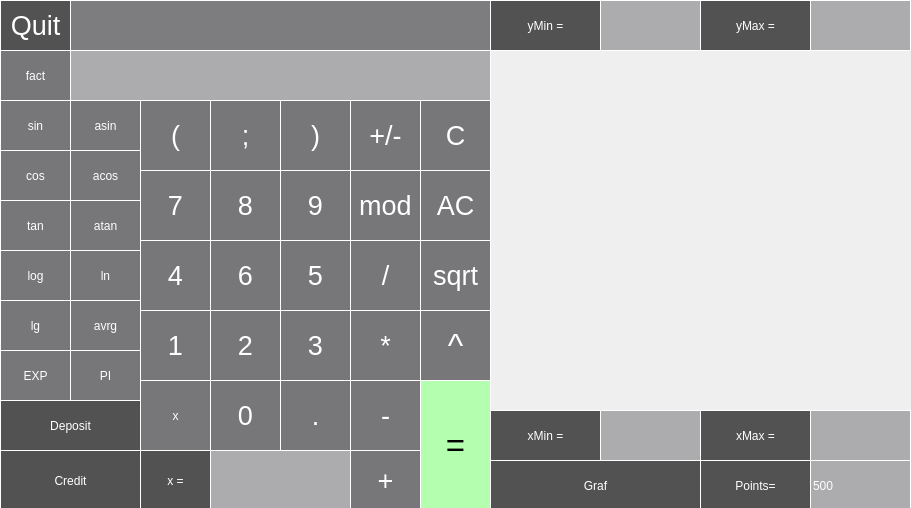
This is src/Calculator/calculator/view/calculator/main.ui in HV220/SmartCalculator as Qt 5 draws it before an edit. The edited form follows.
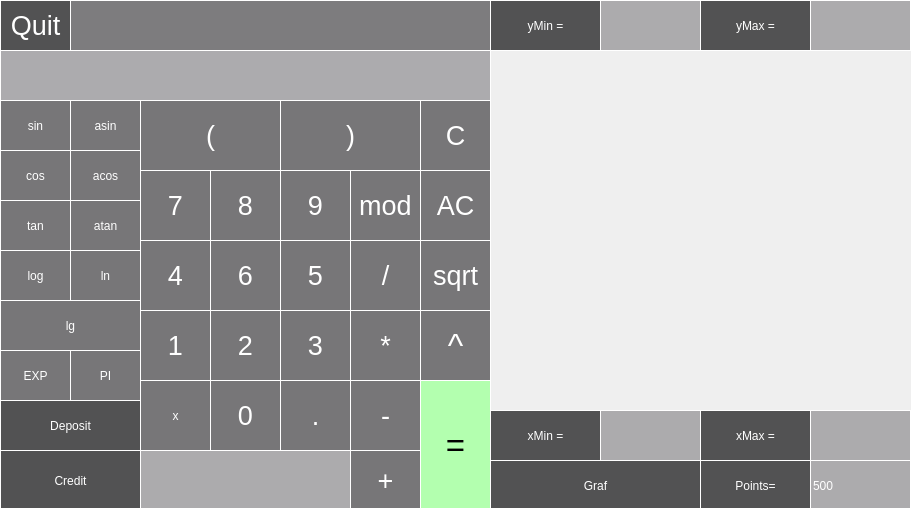
This is the edited form. Custom widgets are drawn as their Qt base class.

Diff of the .ui file:
```diff
--- a/src/Calculator/calculator/view/calculator/main.ui
+++ b/src/Calculator/calculator/view/calculator/main.ui
@@ -201,40 +201,6 @@
      <string>6</string>
     </property>
    </widget>
-   <widget class="QPushButton" name="pushButton_unar">
-    <property name="geometry">
-     <rect>
-      <x>350</x>
-      <y>100</y>
-      <width>71</width>
-      <height>71</height>
-     </rect>
-    </property>
-    <property name="font">
-     <font>
-      <family>.AppleSystemUIFont</family>
-      <pointsize>20</pointsize>
-      <weight>50</weight>
-      <italic>false</italic>
-      <bold>false</bold>
-     </font>
-    </property>
-    <property name="styleSheet">
-     <string notr="true">QPushButton {
-	font:20pt &quot;.AppleSystemUIFont&quot;;
-	color: rgb(255, 255, 255);
-     border: 1px solid white;
-	background-color: rgba(93, 92, 94, 209);
-}
-QPushButton:pressed {
-  background-color: qlineargradient(x1: 0, y1: 0, x2: 0, y2: 1,
-                             stop: 0 #dadbde, stop: 1 #f6f7fa);
-}</string>
-    </property>
-    <property name="text">
-     <string>+/-</string>
-    </property>
-   </widget>
    <widget class="QPushButton" name="pushButton_mult">
     <property name="geometry">
      <rect>
@@ -922,7 +888,7 @@
      <rect>
       <x>140</x>
       <y>100</y>
-      <width>71</width>
+      <width>141</width>
       <height>71</height>
      </rect>
     </property>
@@ -956,7 +922,7 @@
      <rect>
       <x>280</x>
       <y>100</y>
-      <width>71</width>
+      <width>141</width>
       <height>71</height>
      </rect>
     </property>
@@ -1056,9 +1022,9 @@
    <widget class="QLabel" name="result_show">
     <property name="geometry">
      <rect>
-      <x>70</x>
+      <x>0</x>
       <y>50</y>
-      <width>421</width>
+      <width>491</width>
       <height>51</height>
      </rect>
     </property>
@@ -1248,31 +1214,6 @@
      <string>Deposit</string>
     </property>
    </widget>
-   <widget class="QPushButton" name="pushButton_valueX">
-    <property name="geometry">
-     <rect>
-      <x>140</x>
-      <y>450</y>
-      <width>71</width>
-      <height>61</height>
-     </rect>
-    </property>
-    <property name="styleSheet">
-     <string notr="true">QPushButton {
-	font:20pt &quot;.AppleSystemUIFont&quot;;
-	color: rgb(255, 255, 255);
-     border: 1px solid white;
-	background-color: rgb(82, 82, 83);
-}
-QPushButton:pressed {
-  background-color: qlineargradient(x1: 0, y1: 0, x2: 0, y2: 1,
-                             stop: 0 #dadbde, stop: 1 #f6f7fa);
-}</string>
-    </property>
-    <property name="text">
-     <string>x =</string>
-    </property>
-   </widget>
    <widget class="QPushButton" name="pushButton_xStep">
     <property name="geometry">
      <rect>
@@ -1351,9 +1292,9 @@
    <widget class="QLineEdit" name="lineEdit_xValue">
     <property name="geometry">
      <rect>
-      <x>210</x>
+      <x>140</x>
       <y>450</y>
-      <width>141</width>
+      <width>211</width>
       <height>61</height>
      </rect>
     </property>
@@ -1416,7 +1357,7 @@
      <rect>
       <x>0</x>
       <y>300</y>
-      <width>71</width>
+      <width>141</width>
       <height>51</height>
      </rect>
     </property>
@@ -1528,65 +1469,6 @@
 }</string>
     </property>
    </widget>
-   <widget class="QPushButton" name="pushButton_factorial">
-    <property name="geometry">
-     <rect>
-      <x>0</x>
-      <y>50</y>
-      <width>71</width>
-      <height>51</height>
-     </rect>
-    </property>
-    <property name="styleSheet">
-     <string notr="true">QPushButton {
-	font:20pt &quot;.AppleSystemUIFont&quot;;
-	color: rgb(255, 255, 255);
-     border: 1px solid white;
-	background-color: rgba(93, 92, 94, 209);
-}
-QPushButton:pressed {
-  background-color: qlineargradient(x1: 0, y1: 0, x2: 0, y2: 1,
-                             stop: 0 #dadbde, stop: 1 #f6f7fa);
-}</string>
-    </property>
-    <property name="text">
-     <string>fact</string>
-    </property>
-   </widget>
-   <widget class="QPushButton" name="pushButton_average3">
-    <property name="geometry">
-     <rect>
-      <x>70</x>
-      <y>300</y>
-      <width>71</width>
-      <height>51</height>
-     </rect>
-    </property>
-    <property name="mouseTracking">
-     <bool>false</bool>
-    </property>
-    <property name="toolTip">
-     <string/>
-    </property>
-    <property name="styleSheet">
-     <string notr="true">QPushButton {
-	font:20pt &quot;.AppleSystemUIFont&quot;;
-	color: rgb(255, 255, 255);
-     border: 1px solid white;
-	background-color: rgba(93, 92, 94, 209);
-}
-QPushButton:pressed {
-  background-color: qlineargradient(x1: 0, y1: 0, x2: 0, y2: 1,
-                             stop: 0 #dadbde, stop: 1 #f6f7fa);
-}</string>
-    </property>
-    <property name="inputMethodHints">
-     <set>Qt::ImhNone</set>
-    </property>
-    <property name="text">
-     <string>avrg</string>
-    </property>
-   </widget>
    <widget class="QLineEdit" name="lineEdit_xStep">
     <property name="geometry">
      <rect>
@@ -1611,40 +1493,6 @@
      <string>500</string>
     </property>
    </widget>
-   <widget class="QPushButton" name="pushButton_dot_coma">
-    <property name="geometry">
-     <rect>
-      <x>210</x>
-      <y>100</y>
-      <width>71</width>
-      <height>71</height>
-     </rect>
-    </property>
-    <property name="font">
-     <font>
-      <family>.AppleSystemUIFont</family>
-      <pointsize>20</pointsize>
-      <weight>50</weight>
-      <italic>false</italic>
-      <bold>false</bold>
-     </font>
-    </property>
-    <property name="styleSheet">
-     <string notr="true">QPushButton {
-	font:20pt &quot;.AppleSystemUIFont&quot;;
-	color: rgb(255, 255, 255);
-     border: 1px solid white;
-	background-color: rgba(93, 92, 94, 209);
-}
-QPushButton:pressed {
-  background-color: qlineargradient(x1: 0, y1: 0, x2: 0, y2: 1,
-                             stop: 0 #dadbde, stop: 1 #f6f7fa);
-}</string>
-    </property>
-    <property name="text">
-     <string>;</string>
-    </property>
-   </widget>
    <widget class="QPushButton" name="pushButton_EXP">
     <property name="geometry">
      <rect>
@@ -1754,6 +1602,14 @@
    <zorder>pushButton_PI</zorder>
   </widget>
  </widget>
+ <customwidgets>
+  <customwidget>
+   <class>QCustomPlot</class>
+   <extends>QWidget</extends>
+   <header>qcustomplot.h</header>
+   <container>1</container>
+  </customwidget>
+ </customwidgets>
  <resources/>
  <connections/>
 </ui>
```
Left out of the diff: 16 changed lines with no effect on the pictures.
